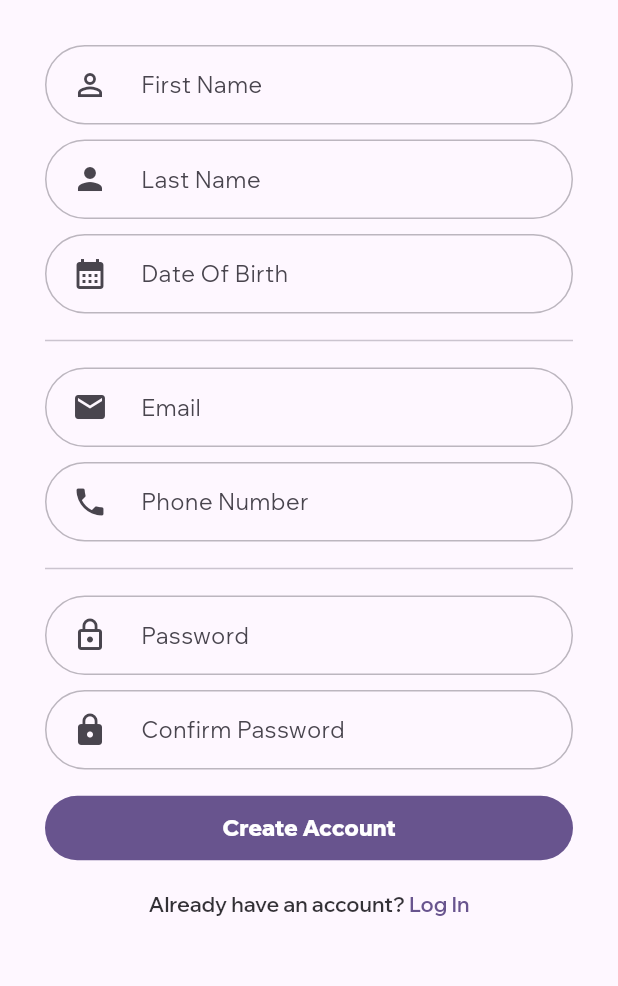
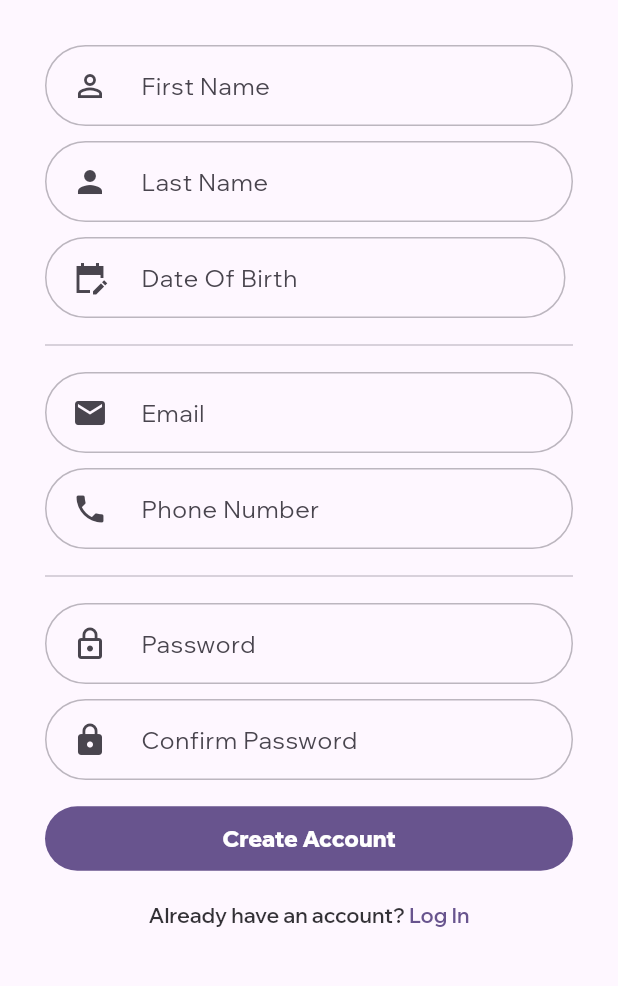
Before and after one commit to PremjithK/project_yu_health, a Flutter app: the SignupPage screen opened directly, on a phone screen of 412 x 824 dp, the part 150-1136 px from its top. Run offline on Flutter 3.47's test engine with Material 2 defaults, Android fonts, the phone set to English and light mode, and no system bars; our stand-ins replace bloc, font_awesome_flutter, get; generated files the repository leaves out were written again.

```diff
--- a/lib/custom_widgets/text_fields.dart
+++ b/lib/custom_widgets/text_fields.dart
@@ -1,12 +1,12 @@
 import 'package:flutter/material.dart';
 import 'package:flutter/services.dart';
 import 'package:yu_health/custom_widgets/spacing.dart';
+import 'package:yu_health/custom_widgets/text.dart';
 import 'package:yu_health/custom_widgets/theme.dart';
 
-const double fontSize = 15;
+const double fontSize = 16;
 const double borderRadius = 55;
 const double textFormFieldHorizontalPadding = 15;
-//const double textFormFieldVerticalPadding = 12;
 
 class MyTextFormField extends StatefulWidget {
   const MyTextFormField({
@@ -78,7 +78,7 @@ class _MyTextFormFieldState extends State<MyTextFormField> {
         //& ERROR MESSAGE STYLE
         errorStyle: TextStyle(
           color: Theme.of(context).colorScheme.error,
-          fontSize: 12,
+          fontSize: TextSizes.b3,
           fontFamily: primaryFont,
           fontWeight: FontWeight.w500,
           letterSpacing: 0,
@@ -104,8 +104,8 @@ class _MyTextFormFieldState extends State<MyTextFormField> {
         // LABEL STYLES
         // HINT STYLES
         labelText: widget.hint,
-        floatingLabelStyle: const TextStyle(
-          fontSize: 16,
+        floatingLabelStyle: TextStyle(
+          fontSize: TextSizes.b1,
           fontFamily: primaryFont,
         ),
         labelStyle: TextStyle(
@@ -125,20 +125,21 @@ class _MyTextFormFieldState extends State<MyTextFormField> {
   }
 }
 
-//! DATE
+//! DATE PICKER
 class MyDateFormField extends StatefulWidget {
   const MyDateFormField({
+    this.prefixIcon,
     super.key,
     this.hint,
     this.validator,
     this.controller,
     this.isPassword = false,
-    this.prefixIcon,
     this.keyboardType,
     this.enabled = true,
     this.filled = false,
     //Event Properties
     this.onChanged,
+    this.onTap,
   });
 
   final String? hint;
@@ -150,8 +151,9 @@ class MyDateFormField extends StatefulWidget {
   final Icon? prefixIcon;
   final TextInputType? keyboardType;
 
-  //Event Functions Being Passed
+  //Event Functions
   final void Function(String)? onChanged;
+  final void Function()? onTap;
 
   //
   @override
@@ -170,9 +172,10 @@ class _MyDateFormFieldState extends State<MyDateFormField> {
       validator: widget.validator,
       obscureText: widget.isPassword,
       keyboardType: widget.keyboardType,
-      autovalidateMode: AutovalidateMode.onUserInteraction,
+      autovalidateMode: AutovalidateMode.always,
       //Events
       onChanged: widget.onChanged,
+      onTap: widget.onTap,
 
       // INPUT TEXT STYLE
       style: TextStyle(
@@ -182,11 +185,15 @@ class _MyDateFormFieldState extends State<MyDateFormField> {
         letterSpacing: 0.5,
         color: Theme.of(context).colorScheme.onSurface,
       ),
+      readOnly: true,
 
-      //Decoration
-      inputFormatters: [
-        FilteringTextInputFormatter.deny(RegExp(r'[/\\]')),
-      ],
+      // Decoration
+      // inputFormatters: [
+      //   FilteringTextInputFormatter.singleLineFormatter,
+      //   FilteringTextInputFormatter.allow(
+      //     RegExp(r'^[1-9]'),
+      //   ),
+      // ],
       decoration: InputDecoration(
         enabled: widget.enabled,
         //& Disabled Border
@@ -199,7 +206,7 @@ class _MyDateFormFieldState extends State<MyDateFormField> {
         //& ERROR MESSAGE STYLE
         errorStyle: TextStyle(
           color: Theme.of(context).colorScheme.error,
-          fontSize: 12,
+          fontSize: TextSizes.b3,
           fontFamily: primaryFont,
           fontWeight: FontWeight.w500,
           letterSpacing: 0,
@@ -222,11 +229,11 @@ class _MyDateFormFieldState extends State<MyDateFormField> {
             color: theme.primary,
           ),
         ),
-        // LABEL STYLES
-        // HINT STYLES
+
+        //& LABEL STYLES
         labelText: widget.hint,
-        floatingLabelStyle: const TextStyle(
-          fontSize: 16,
+        floatingLabelStyle: TextStyle(
+          fontSize: TextSizes.b1,
           fontFamily: primaryFont,
         ),
         labelStyle: TextStyle(
@@ -236,7 +243,7 @@ class _MyDateFormFieldState extends State<MyDateFormField> {
           color: Theme.of(context).colorScheme.onSurfaceVariant,
         ),
 
-        // PREFIX_ICON STYLE
+        //   //& PREFIX_ICON
         prefixIcon: (widget.prefixIcon != null) ? widthspace(60, widget.prefixIcon) : null,
         prefix: (widget.prefixIcon != null) ? widthspace(0) : widthspace(10),
         suffix: widthspace(10),
--- a/lib/screens/dashboard_page/view/dashboard_page.dart
+++ b/lib/screens/dashboard_page/view/dashboard_page.dart
@@ -20,12 +20,12 @@ class _DashboardPageState extends State<DashboardPage> {
   @override
   Widget build(BuildContext context) {
     final theme = Theme.of(context).colorScheme;
-    //
+    //UI
     return SafeArea(
       child: Padding(
         padding: const EdgeInsets.symmetric(horizontal: 20),
-        child: Column(
-          crossAxisAlignment: CrossAxisAlignment.start,
+        child: ListView(
+          // crossAxisAlignment: CrossAxisAlignment.start,
           children: [
             // Header Section
             heightspace(20),
--- a/lib/screens/signup_page/view/signup_page.dart
+++ b/lib/screens/signup_page/view/signup_page.dart
@@ -6,19 +6,44 @@ import 'package:yu_health/custom_widgets/text.dart';
 import 'package:yu_health/custom_widgets/text_fields.dart';
 import 'package:yu_health/screens/login_page/view/login_page.dart';
 
-class SignupPage extends StatelessWidget {
+class SignupPage extends StatefulWidget {
   SignupPage({super.key});
 
+  @override
+  State<SignupPage> createState() => _SignupPageState();
+}
+
+class _SignupPageState extends State<SignupPage> {
   //? Form Controllers
+  final TextEditingController _dateController = TextEditingController();
+  DateTime? selectedDate;
   final TextEditingController _firstNameController = TextEditingController();
   final TextEditingController _lastNameController = TextEditingController();
-  final TextEditingController _dateController = TextEditingController();
   final TextEditingController _emailController = TextEditingController();
   final TextEditingController _phoneController = TextEditingController();
   final TextEditingController _passwordController = TextEditingController();
   final TextEditingController _passwordConfirmController = TextEditingController();
 
   final _formKey = GlobalKey<FormState>();
+
+  //Date
+  final firstDate = DateTime(1950);
+  final finalDate = DateTime(2500);
+
+  Future<void> selectDate(BuildContext context) async {
+    final pickedDate = await showDatePicker(
+      context: context,
+      initialDate: selectedDate ?? DateTime.now(),
+      firstDate: firstDate,
+      lastDate: finalDate,
+    );
+    if (pickedDate == null && pickedDate != selectedDate) {
+      setState(() {
+        selectedDate = pickedDate;
+        _dateController.text = selectedDate.toString();
+      });
+    }
+  }
 
   @override
   Widget build(BuildContext context) {
@@ -68,12 +93,41 @@ class SignupPage extends StatelessWidget {
                   },
                 ),
                 heightspace(10),
-                //!  Date Field With Date Picker Needed
-                MyDateFormField(
-                  controller: _dateController,
-                  keyboardType: TextInputType.datetime,
-                  prefixIcon: Icon(Icons.calendar_month),
-                  hint: 'Date Of Birth',
+                //!  Date Field With Date Picker on Tap
+                Flex(
+                  direction: Axis.horizontal,
+                  mainAxisSize: MainAxisSize.min,
+                  children: [
+                    Flexible(
+                      flex: 3,
+                      child: MyDateFormField(
+                        // enabled: false,
+                        onTap: () {},
+                        controller: _dateController,
+                        keyboardType: TextInputType.datetime,
+                        prefixIcon: const Icon(Icons.edit_calendar_sharp),
+                        hint: 'Date Of Birth',
+                      ),
+                    ),
+                    widthspace(5),
+                    // Flexible(
+                    //   flex: 1,
+                    //   child: MySecondaryButton(
+                    //     label: 'Date',
+                    //     onPressed: () {
+                    //       // showDatePicker(
+                    //       //   context: context,
+                    //       //   initialDate: DateTime.now(),
+                    //       //   firstDate: firstDate,
+                    //       //   lastDate: finalDate,
+                    //       // ).then((value) {
+                    //       //   //
+                    //       //   _dateController.text = '${value!.day}/${value.month}/${value.year}';
+                    //       // });
+                    //     },
+                    //   ),
+                    // ),
+                  ],
                 ),
                 heightspace(10),
                 const Divider(),
--- a/pubspec.yaml
+++ b/pubspec.yaml
@@ -12,6 +12,7 @@ dependencies:
   flutter:
     sdk: flutter
   flutter_bloc: ^8.1.3
+  flutter_datetime_picker: ^1.5.1
   flutter_localizations:
     sdk: flutter
   font_awesome_flutter: ^10.5.0
```
Also changed, not shown: lib/custom_widgets/profile_picture._editable.dart (added, +78 -0 lines), lib/screens/user_profile_page/view/user_profile_page.dart (+15 -31 lines).
